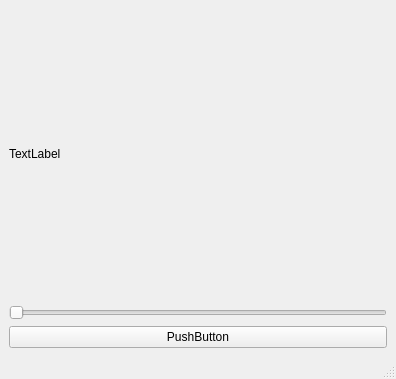
Qt form MainWindow.ui (M1rroxF/39.4.2) before a commit.
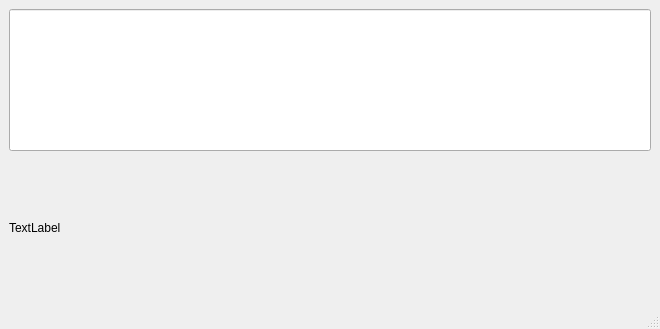
The same form after that commit.

What changed in the file:
```diff
--- a/MainWindow.ui
+++ b/MainWindow.ui
@@ -6,8 +6,8 @@
    <rect>
     <x>0</x>
     <y>0</y>
-    <width>396</width>
-    <height>379</height>
+    <width>660</width>
+    <height>329</height>
    </rect>
   </property>
   <property name="windowTitle">
@@ -17,27 +17,29 @@
    <layout class="QGridLayout" name="gridLayout">
     <item row="0" column="0">
      <layout class="QVBoxLayout" name="verticalLayout">
+      <item>
+       <widget class="QLineEdit" name="lineEdit">
+        <property name="sizePolicy">
+         <sizepolicy hsizetype="Expanding" vsizetype="Expanding">
+          <horstretch>2</horstretch>
+          <verstretch>0</verstretch>
+         </sizepolicy>
+        </property>
+       </widget>
+      </item>
       <item>
        <widget class="QLabel" name="label">
+        <property name="sizePolicy">
+         <sizepolicy hsizetype="Expanding" vsizetype="Expanding">
+          <horstretch>0</horstretch>
+          <verstretch>0</verstretch>
+         </sizepolicy>
+        </property>
         <property name="text">
          <string>TextLabel</string>
         </property>
        </widget>
       </item>
-      <item>
-       <widget class="QSlider" name="horizontalSlider">
-        <property name="orientation">
-         <enum>Qt::Horizontal</enum>
-        </property>
-       </widget>
-      </item>
-      <item>
-       <widget class="QPushButton" name="pushButton">
-        <property name="text">
-         <string>PushButton</string>
-        </property>
-       </widget>
-      </item>
      </layout>
     </item>
    </layout>
```
Left out of the diff: 34 changed lines with no effect on the pictures.
